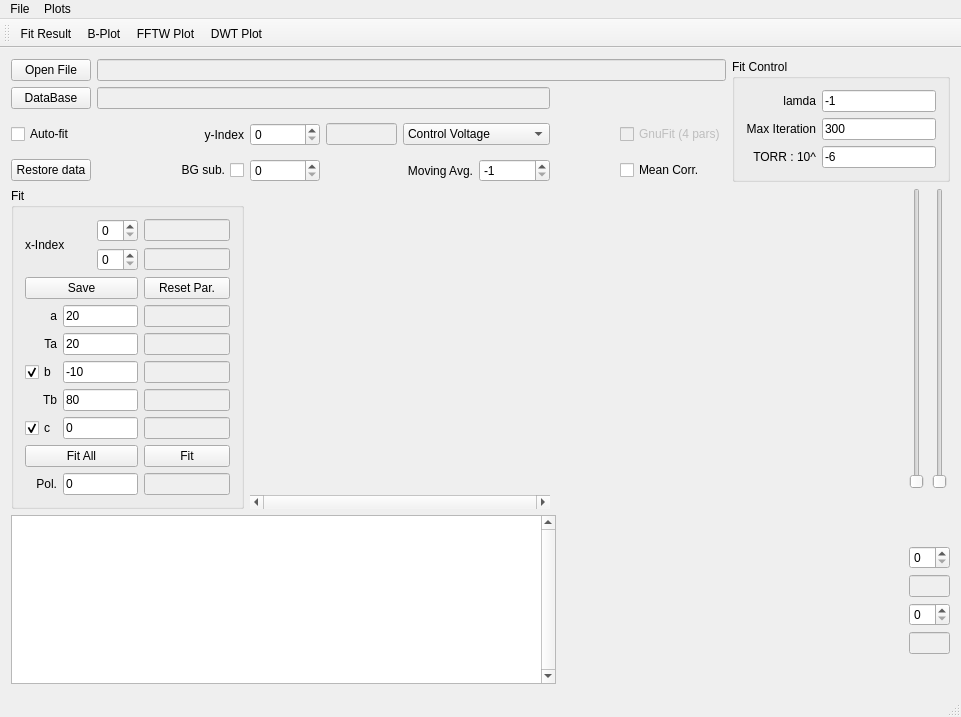
This is Analysis_UI/mainwindow.ui in goluckyryan/nonLinearFit as Qt 5 draws it before an edit. The edited form follows.
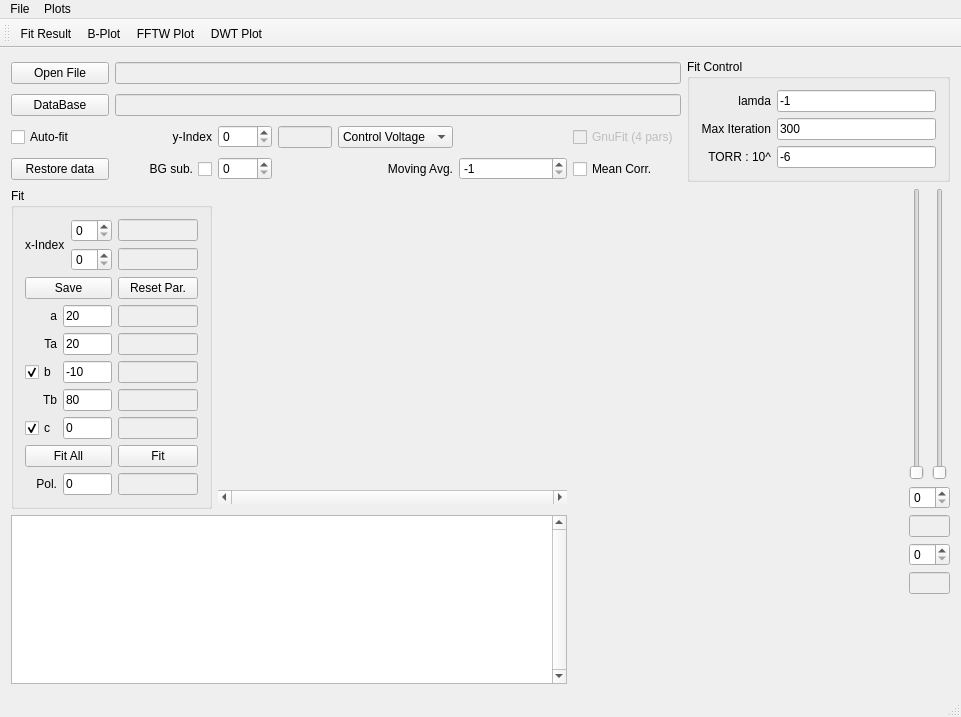
This is the edited form. Custom widgets are drawn as their Qt base class.

Commit message: Reset the GridLayout, fix xIndex bug

The edit to the form file:
```diff
--- a/Analysis_UI/mainwindow.ui
+++ b/Analysis_UI/mainwindow.ui
@@ -23,100 +23,8 @@
    <string>Analysis</string>
   </property>
   <widget class="QWidget" name="centralWidget">
-   <layout class="QGridLayout" name="gridLayout" rowstretch="0,0,0,0,0,0,0,0,0,0,0,0,0,1,0">
-    <item row="8" column="8" rowspan="7" colspan="5">
-     <widget class="QCustomPlot" name="customPlot_PlotB" native="true"/>
-    </item>
-    <item row="1" column="10" rowspan="6" colspan="5">
-     <widget class="QGroupBox" name="groupBox_2">
-      <property name="title">
-       <string>Fit Control</string>
-      </property>
-      <layout class="QGridLayout" name="gridLayout_3">
-       <item row="3" column="1">
-        <widget class="QLabel" name="label_8">
-         <property name="text">
-          <string>Max Iteration</string>
-         </property>
-         <property name="alignment">
-          <set>Qt::AlignRight|Qt::AlignTrailing|Qt::AlignVCenter</set>
-         </property>
-        </widget>
-       </item>
-       <item row="2" column="2">
-        <widget class="QLineEdit" name="lineEdit_lambda">
-         <property name="statusTip">
-          <string>The fit parameter of the LMA. -1 = system calculated. 0 = Gauss Newtonian method; inf = Greatest Decense method.</string>
-         </property>
-         <property name="text">
-          <string>-1</string>
-         </property>
-        </widget>
-       </item>
-       <item row="2" column="1">
-        <widget class="QLabel" name="label_9">
-         <property name="text">
-          <string>lamda</string>
-         </property>
-         <property name="alignment">
-          <set>Qt::AlignRight|Qt::AlignTrailing|Qt::AlignVCenter</set>
-         </property>
-        </widget>
-       </item>
-       <item row="3" column="2">
-        <widget class="QLineEdit" name="lineEdit_MaxIter">
-         <property name="statusTip">
-          <string>Maximum number of iteration.</string>
-         </property>
-         <property name="text">
-          <string>300</string>
-         </property>
-        </widget>
-       </item>
-       <item row="4" column="2">
-        <widget class="QLineEdit" name="lineEdit_TORR">
-         <property name="statusTip">
-          <string>Fitting tolerance or accuracy of the SSR.</string>
-         </property>
-         <property name="text">
-          <string>-6</string>
-         </property>
-        </widget>
-       </item>
-       <item row="4" column="1">
-        <widget class="QLabel" name="label_10">
-         <property name="text">
-          <string>TORR : 10^</string>
-         </property>
-         <property name="alignment">
-          <set>Qt::AlignRight|Qt::AlignTrailing|Qt::AlignVCenter</set>
-         </property>
-        </widget>
-       </item>
-      </layout>
-     </widget>
-    </item>
-    <item row="7" column="8" colspan="5">
-     <widget class="QCustomPlot" name="customPlot_CT" native="true">
-      <property name="sizePolicy">
-       <sizepolicy hsizetype="Preferred" vsizetype="Preferred">
-        <horstretch>3</horstretch>
-        <verstretch>2</verstretch>
-       </sizepolicy>
-      </property>
-     </widget>
-    </item>
-    <item row="7" column="3" colspan="4">
-     <widget class="QCustomPlot" name="customPlot" native="true">
-      <property name="sizePolicy">
-       <sizepolicy hsizetype="Preferred" vsizetype="Preferred">
-        <horstretch>4</horstretch>
-        <verstretch>2</verstretch>
-       </sizepolicy>
-      </property>
-     </widget>
-    </item>
-    <item row="7" column="0" rowspan="2" colspan="3">
+   <layout class="QGridLayout" name="gridLayout" rowstretch="1,1,1,1,4,3,1,1,1,1,3" columnstretch="1,1,1,1,2,2,2,4,1,1" rowminimumheight="0,0,0,0,0,0,0,0,0,0,0">
+    <item row="4" column="0" rowspan="3" colspan="2">
      <widget class="QGroupBox" name="groupBox">
       <property name="sizePolicy">
        <sizepolicy hsizetype="Preferred" vsizetype="Preferred">
@@ -391,38 +299,93 @@
       <zorder>lineEdit_x2</zorder>
      </widget>
     </item>
-    <item row="2" column="0">
-     <widget class="QPushButton" name="pushButton_DataBase">
-      <property name="text">
-       <string>DataBase</string>
+    <item row="0" column="7" rowspan="4" colspan="3">
+     <widget class="QGroupBox" name="groupBox_2">
+      <property name="title">
+       <string>Fit Control</string>
       </property>
+      <layout class="QGridLayout" name="gridLayout_3">
+       <item row="3" column="1">
+        <widget class="QLabel" name="label_8">
+         <property name="text">
+          <string>Max Iteration</string>
+         </property>
+         <property name="alignment">
+          <set>Qt::AlignRight|Qt::AlignTrailing|Qt::AlignVCenter</set>
+         </property>
+        </widget>
+       </item>
+       <item row="2" column="2">
+        <widget class="QLineEdit" name="lineEdit_lambda">
+         <property name="statusTip">
+          <string>The fit parameter of the LMA. -1 = system calculated. 0 = Gauss Newtonian method; inf = Greatest Decense method.</string>
+         </property>
+         <property name="text">
+          <string>-1</string>
+         </property>
+        </widget>
+       </item>
+       <item row="2" column="1">
+        <widget class="QLabel" name="label_9">
+         <property name="text">
+          <string>lamda</string>
+         </property>
+         <property name="alignment">
+          <set>Qt::AlignRight|Qt::AlignTrailing|Qt::AlignVCenter</set>
+         </property>
+        </widget>
+       </item>
+       <item row="3" column="2">
+        <widget class="QLineEdit" name="lineEdit_MaxIter">
+         <property name="statusTip">
+          <string>Maximum number of iteration.</string>
+         </property>
+         <property name="text">
+          <string>300</string>
+         </property>
+        </widget>
+       </item>
+       <item row="4" column="2">
+        <widget class="QLineEdit" name="lineEdit_TORR">
+         <property name="statusTip">
+          <string>Fitting tolerance or accuracy of the SSR.</string>
+         </property>
+         <property name="text">
+          <string>-6</string>
+         </property>
+        </widget>
+       </item>
+       <item row="4" column="1">
+        <widget class="QLabel" name="label_10">
+         <property name="text">
+          <string>TORR : 10^</string>
+         </property>
+         <property name="alignment">
+          <set>Qt::AlignRight|Qt::AlignTrailing|Qt::AlignVCenter</set>
+         </property>
+        </widget>
+       </item>
+      </layout>
      </widget>
     </item>
-    <item row="9" column="0" rowspan="6" colspan="8">
-     <widget class="QTextEdit" name="textEdit">
-      <property name="sizePolicy">
-       <sizepolicy hsizetype="Expanding" vsizetype="Preferred">
-        <horstretch>0</horstretch>
-        <verstretch>1</verstretch>
-       </sizepolicy>
+    <item row="2" column="2">
+     <widget class="QSpinBox" name="spinBox_y">
+      <property name="statusTip">
+       <string>The id of the data.</string>
       </property>
-      <property name="minimumSize">
-       <size>
-        <width>0</width>
-        <height>150</height>
-       </size>
+     </widget>
+    </item>
+    <item row="0" column="1" colspan="6">
+     <widget class="QLineEdit" name="lineEdit">
+      <property name="enabled">
+       <bool>false</bool>
       </property>
-      <property name="font">
-       <font>
-        <family>Courier New</family>
-       </font>
+      <property name="statusTip">
+       <string>File path</string>
       </property>
-      <property name="verticalScrollBarPolicy">
-       <enum>Qt::ScrollBarAlwaysOn</enum>
-      </property>
      </widget>
     </item>
-    <item row="1" column="0">
+    <item row="0" column="0">
      <widget class="QPushButton" name="pushButton_OpenFile">
       <property name="statusTip">
        <string>Open a file.</string>
@@ -432,34 +395,7 @@
       </property>
      </widget>
     </item>
-    <item row="7" column="13">
-     <widget class="QSlider" name="verticalSlider_zOffset">
-      <property name="statusTip">
-       <string>Change the z-offset of the contour plot. This will not affect the data.</string>
-      </property>
-      <property name="orientation">
-       <enum>Qt::Vertical</enum>
-      </property>
-      <property name="invertedControls">
-       <bool>false</bool>
-      </property>
-     </widget>
-    </item>
-    <item row="2" column="1" colspan="6">
-     <widget class="QLineEdit" name="lineEdit_yName">
-      <property name="enabled">
-       <bool>false</bool>
-      </property>
-     </widget>
-    </item>
-    <item row="6" column="3">
-     <widget class="QSpinBox" name="spinBox_BGIndex">
-      <property name="statusTip">
-       <string>Select the data as background.</string>
-      </property>
-     </widget>
-    </item>
-    <item row="6" column="0">
+    <item row="3" column="0">
      <widget class="QPushButton" name="pushButton_RestoreData">
       <property name="statusTip">
        <string>Restore to origin data</string>
@@ -469,7 +405,14 @@
       </property>
      </widget>
     </item>
-    <item row="4" column="2">
+    <item row="3" column="2">
+     <widget class="QSpinBox" name="spinBox_BGIndex">
+      <property name="statusTip">
+       <string>Select the data as background.</string>
+      </property>
+     </widget>
+    </item>
+    <item row="2" column="1">
      <widget class="QLabel" name="label">
       <property name="text">
        <string>y-Index</string>
@@ -479,20 +422,7 @@
       </property>
      </widget>
     </item>
-    <item row="6" column="2">
-     <widget class="QCheckBox" name="checkBox_BGsub">
-      <property name="statusTip">
-       <string>Substraction of the background. The background is one of the data.</string>
-      </property>
-      <property name="layoutDirection">
-       <enum>Qt::RightToLeft</enum>
-      </property>
-      <property name="text">
-       <string>BG sub.</string>
-      </property>
-     </widget>
-    </item>
-    <item row="4" column="4">
+    <item row="2" column="3">
      <widget class="QLineEdit" name="lineEdit_y">
       <property name="enabled">
        <bool>false</bool>
@@ -502,34 +432,20 @@
       </property>
      </widget>
     </item>
-    <item row="6" column="5">
-     <widget class="QLabel" name="label_3">
+    <item row="2" column="6">
+     <widget class="QCheckBox" name="checkBox_GunFit">
+      <property name="enabled">
+       <bool>false</bool>
+      </property>
+      <property name="statusTip">
+       <string>Using external gnuplot to fit.</string>
+      </property>
       <property name="text">
-       <string>Moving Avg.</string>
+       <string>GnuFit (4 pars)</string>
       </property>
-      <property name="alignment">
-       <set>Qt::AlignRight|Qt::AlignTrailing|Qt::AlignVCenter</set>
-      </property>
      </widget>
     </item>
-    <item row="4" column="3">
-     <widget class="QSpinBox" name="spinBox_y">
-      <property name="statusTip">
-       <string>The id of the data.</string>
-      </property>
-     </widget>
-    </item>
-    <item row="7" column="14">
-     <widget class="QSlider" name="verticalSlider_z">
-      <property name="statusTip">
-       <string>Change the z-Range of the contour plot. This will not affect the data.</string>
-      </property>
-      <property name="orientation">
-       <enum>Qt::Vertical</enum>
-      </property>
-     </widget>
-    </item>
-    <item row="6" column="9">
+    <item row="3" column="6">
      <widget class="QCheckBox" name="checkBox_MeanCorr">
       <property name="statusTip">
        <string>Substract each data with the mean of that data.</string>
@@ -539,8 +455,8 @@
       </property>
      </widget>
     </item>
-    <item row="1" column="1" colspan="9">
-     <widget class="QLineEdit" name="lineEdit">
+    <item row="1" column="1" colspan="6">
+     <widget class="QLineEdit" name="lineEdit_yName">
       <property name="enabled">
        <bool>false</bool>
       </property>
@@ -549,7 +465,7 @@
       </property>
      </widget>
     </item>
-    <item row="4" column="0">
+    <item row="2" column="0">
      <widget class="QCheckBox" name="checkBox_AutoFit">
       <property name="statusTip">
        <string>When enabled, changed y-Index will also fit the data.</string>
@@ -559,7 +475,14 @@
       </property>
      </widget>
     </item>
-    <item row="6" column="6">
+    <item row="1" column="0">
+     <widget class="QPushButton" name="pushButton_DataBase">
+      <property name="text">
+       <string>DataBase</string>
+      </property>
+     </widget>
+    </item>
+    <item row="3" column="5">
      <widget class="QSpinBox" name="spinBox_MovingAvg">
       <property name="statusTip">
        <string>Number of data point for moving average. -1 is no moving average.</string>
@@ -578,29 +501,7 @@
       </property>
      </widget>
     </item>
-    <item row="8" column="3" colspan="4">
-     <widget class="QScrollBar" name="horizontalScrollBar">
-      <property name="minimum">
-       <number>0</number>
-      </property>
-      <property name="maximum">
-       <number>0</number>
-      </property>
-      <property name="singleStep">
-       <number>100</number>
-      </property>
-      <property name="pageStep">
-       <number>100</number>
-      </property>
-      <property name="value">
-       <number>0</number>
-      </property>
-      <property name="orientation">
-       <enum>Qt::Horizontal</enum>
-      </property>
-     </widget>
-    </item>
-    <item row="4" column="5" colspan="2">
+    <item row="2" column="4">
      <widget class="QComboBox" name="comboBox_yLabelType">
       <property name="currentIndex">
        <number>0</number>
@@ -622,20 +523,135 @@
       </item>
      </widget>
     </item>
-    <item row="4" column="9">
-     <widget class="QCheckBox" name="checkBox_GunFit">
+    <item row="3" column="1">
+     <widget class="QCheckBox" name="checkBox_BGsub">
+      <property name="statusTip">
+       <string>Substraction of the background. The background is one of the data.</string>
+      </property>
+      <property name="layoutDirection">
+       <enum>Qt::RightToLeft</enum>
+      </property>
+      <property name="text">
+       <string>BG sub.</string>
+      </property>
+     </widget>
+    </item>
+    <item row="3" column="4">
+     <widget class="QLabel" name="label_3">
+      <property name="text">
+       <string>Moving Avg.</string>
+      </property>
+      <property name="alignment">
+       <set>Qt::AlignRight|Qt::AlignTrailing|Qt::AlignVCenter</set>
+      </property>
+     </widget>
+    </item>
+    <item row="4" column="8" rowspan="2">
+     <widget class="QSlider" name="verticalSlider_zOffset">
+      <property name="statusTip">
+       <string>Change the z-offset of the contour plot. This will not affect the data.</string>
+      </property>
+      <property name="orientation">
+       <enum>Qt::Vertical</enum>
+      </property>
+      <property name="invertedControls">
+       <bool>false</bool>
+      </property>
+     </widget>
+    </item>
+    <item row="4" column="9" rowspan="2">
+     <widget class="QSlider" name="verticalSlider_z">
+      <property name="statusTip">
+       <string>Change the z-Range of the contour plot. This will not affect the data.</string>
+      </property>
+      <property name="orientation">
+       <enum>Qt::Vertical</enum>
+      </property>
+     </widget>
+    </item>
+    <item row="4" column="6" rowspan="2" colspan="2">
+     <widget class="QCustomPlot" name="customPlot_CT" native="true">
+      <property name="sizePolicy">
+       <sizepolicy hsizetype="Preferred" vsizetype="Preferred">
+        <horstretch>3</horstretch>
+        <verstretch>2</verstretch>
+       </sizepolicy>
+      </property>
+     </widget>
+    </item>
+    <item row="6" column="6" rowspan="5" colspan="2">
+     <widget class="QCustomPlot" name="customPlot_PlotB" native="true"/>
+    </item>
+    <item row="7" column="0" rowspan="4" colspan="6">
+     <widget class="QTextEdit" name="textEdit">
+      <property name="sizePolicy">
+       <sizepolicy hsizetype="Expanding" vsizetype="Preferred">
+        <horstretch>0</horstretch>
+        <verstretch>1</verstretch>
+       </sizepolicy>
+      </property>
+      <property name="minimumSize">
+       <size>
+        <width>0</width>
+        <height>150</height>
+       </size>
+      </property>
+      <property name="font">
+       <font>
+        <family>Courier New</family>
+       </font>
+      </property>
+      <property name="verticalScrollBarPolicy">
+       <enum>Qt::ScrollBarAlwaysOn</enum>
+      </property>
+     </widget>
+    </item>
+    <item row="6" column="2" colspan="4">
+     <widget class="QScrollBar" name="horizontalScrollBar">
+      <property name="minimum">
+       <number>0</number>
+      </property>
+      <property name="maximum">
+       <number>0</number>
+      </property>
+      <property name="singleStep">
+       <number>100</number>
+      </property>
+      <property name="pageStep">
+       <number>100</number>
+      </property>
+      <property name="value">
+       <number>0</number>
+      </property>
+      <property name="orientation">
+       <enum>Qt::Horizontal</enum>
+      </property>
+     </widget>
+    </item>
+    <item row="4" column="2" rowspan="2" colspan="4">
+     <widget class="QCustomPlot" name="customPlot" native="true">
+      <property name="sizePolicy">
+       <sizepolicy hsizetype="Preferred" vsizetype="Preferred">
+        <horstretch>4</horstretch>
+        <verstretch>2</verstretch>
+       </sizepolicy>
+      </property>
+     </widget>
+    </item>
+    <item row="6" column="8" colspan="2">
+     <widget class="QSpinBox" name="spinBox_x1_B"/>
+    </item>
+    <item row="7" column="8" colspan="2">
+     <widget class="QLineEdit" name="lineEdit_x1_B">
       <property name="enabled">
        <bool>false</bool>
       </property>
-      <property name="statusTip">
-       <string>Using external gnuplot to fit.</string>
-      </property>
-      <property name="text">
-       <string>GnuFit (4 pars)</string>
-      </property>
      </widget>
     </item>
-    <item row="13" column="13" colspan="2">
+    <item row="8" column="8" colspan="2">
+     <widget class="QSpinBox" name="spinBox_x2_B"/>
+    </item>
+    <item row="9" column="8" colspan="2">
      <widget class="QLineEdit" name="lineEdit_x2_B">
       <property name="enabled">
        <bool>false</bool>
@@ -645,19 +661,6 @@
       </property>
      </widget>
     </item>
-    <item row="12" column="13" colspan="2">
-     <widget class="QSpinBox" name="spinBox_x2_B"/>
-    </item>
-    <item row="11" column="13" colspan="2">
-     <widget class="QLineEdit" name="lineEdit_x1_B">
-      <property name="enabled">
-       <bool>false</bool>
-      </property>
-     </widget>
-    </item>
-    <item row="10" column="13" colspan="2">
-     <widget class="QSpinBox" name="spinBox_x1_B"/>
-    </item>
    </layout>
   </widget>
   <widget class="QMenuBar" name="menuBar">
```
Left out of the diff: 3 changed lines with no effect on the pictures. The commit also changes 1 other file.
